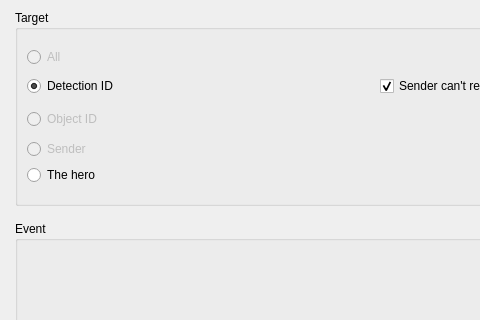
Old version of the form Editor/Dialogs/Commands/dialogcommandsendevent.ui in the repository RPG-Paper-Maker/RPG-Paper-Maker; both pictures show x 0 to 480 and y 0 to 320 of the 593 by 464 pixel window.
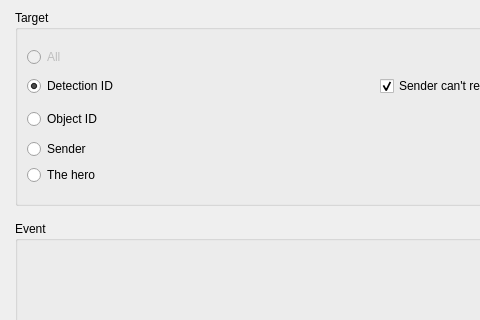
New version of the form. Custom widgets are drawn as their Qt base class.

The edit to the form file:
```diff
--- a/Editor/Dialogs/Commands/dialogcommandsendevent.ui
+++ b/Editor/Dialogs/Commands/dialogcommandsendevent.ui
@@ -55,7 +55,7 @@
           <item row="2" column="0">
            <widget class="QRadioButton" name="radioButtonObject">
             <property name="enabled">
-             <bool>false</bool>
+             <bool>true</bool>
             </property>
             <property name="text">
              <string>Object ID</string>
@@ -65,7 +65,7 @@
           <item row="3" column="0">
            <widget class="QRadioButton" name="radioButtonSender">
             <property name="enabled">
-             <bool>false</bool>
+             <bool>true</bool>
             </property>
             <property name="text">
              <string>Sender</string>
```
Left out of the diff: 2 changed lines with no effect on the pictures.
